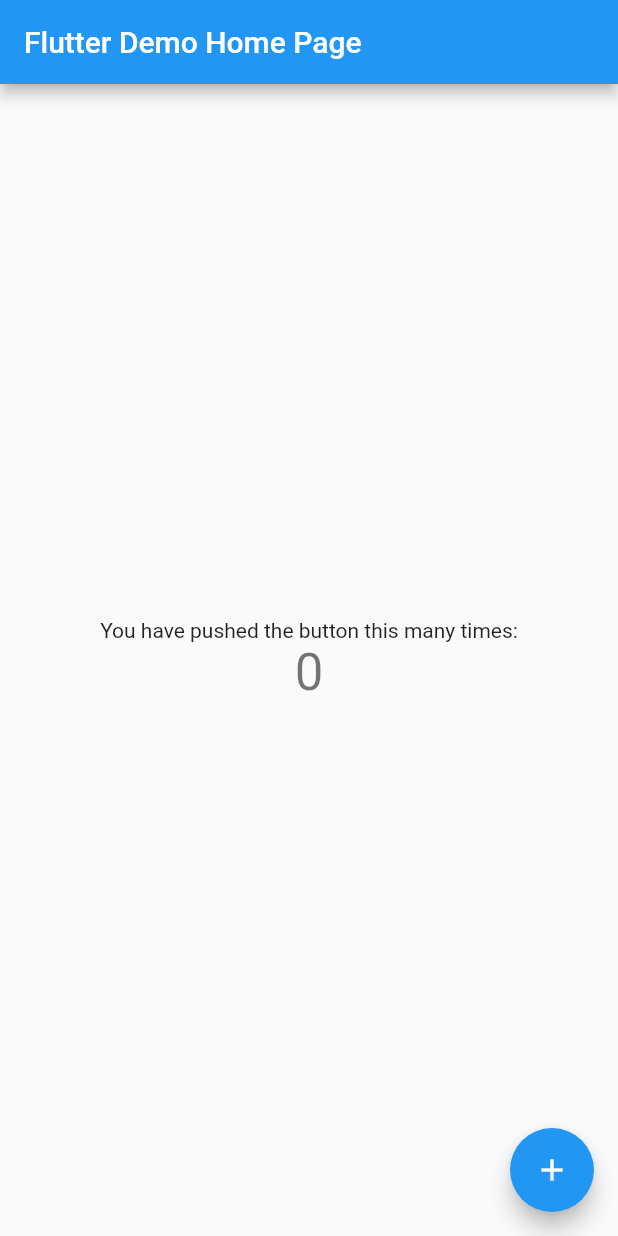
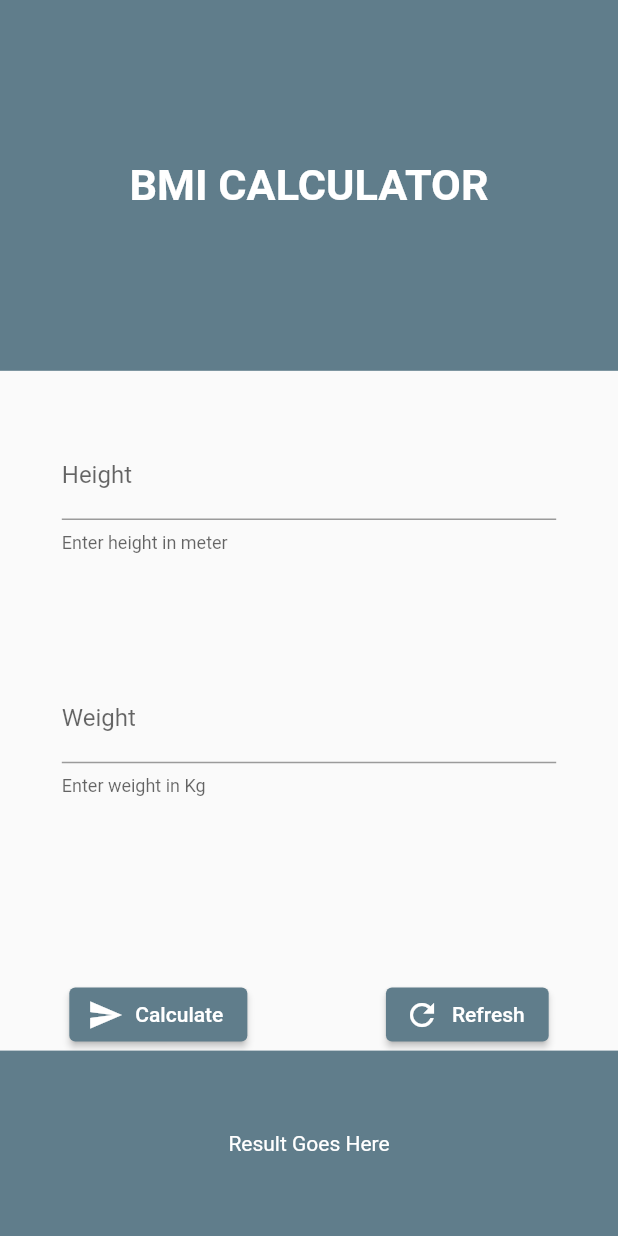
Before and after one commit to Oshin-chhetri/bmi-calculator, a Flutter app: the screen it shows after launch, on a phone screen of 412 x 824 dp. Run offline on Flutter 3.47's test engine with Material 2 defaults, Android fonts, the phone set to English and light mode, and no system bars.

Commit message:
ui part complete

```diff
--- /dev/null
+++ b/lib/BmiCalculator.dart
@@ -0,0 +1,95 @@
+import 'package:flutter/material.dart';
+import 'package:flutter/src/widgets/container.dart';
+import 'package:flutter/src/widgets/framework.dart';
+
+class BmiCalculator extends StatefulWidget {
+  const BmiCalculator({super.key});
+
+  @override
+  State<BmiCalculator> createState() => _BmiCalculatorState();
+}
+
+class _BmiCalculatorState extends State<BmiCalculator> {
+  TextEditingController heightcontroller = TextEditingController();
+  TextEditingController weightcontroller = TextEditingController();
+  bool iscalculated = false;
+  double bmi = 0.00;
+  String bmiReport = "";
+  @override
+  Widget build(BuildContext context) {
+    double deviceHeight = MediaQuery.of(context).size.height;
+    double deviceWidth = MediaQuery.of(context).size.width;
+    return Scaffold(
+      body: SingleChildScrollView(
+        child: Container(
+            height: deviceHeight,
+            child: Column(
+              children: [
+                Container(
+                  alignment: Alignment.center,
+                  width: deviceWidth,
+                  height: deviceHeight * 0.3,
+                  color: Colors.blueGrey,
+                  child: Text(
+                    "BMI Calculator".toUpperCase(),
+                    style: TextStyle(
+                        color: Colors.white,
+                        fontSize: deviceWidth * 0.07,
+                        fontWeight: FontWeight.bold),
+                  ),
+                ),
+                Expanded(
+                    child: Container(
+                        padding:
+                            EdgeInsets.symmetric(horizontal: deviceWidth * 0.1),
+                        child: Column(
+                          mainAxisAlignment: MainAxisAlignment.spaceAround,
+                          children: [
+                            TextFormField(
+                              controller: heightcontroller,
+                              keyboardType: TextInputType.number,
+                              decoration: InputDecoration(
+                                  labelText: "Height",
+                                  helperText: "Enter height in meter"),
+                            ),
+                            TextFormField(
+                              controller: weightcontroller,
+                              keyboardType: TextInputType.number,
+                              decoration: InputDecoration(
+                                  labelText: "Weight",
+                                  helperText: "Enter weight in Kg"),
+                            ),
+                            Row()
+                          ],
+                        ))),
+                // SizedBox(
+                //   height: 10,
+                // ),
+                Row(
+                    mainAxisAlignment: MainAxisAlignment.spaceAround,
+                    children: [
+                      ElevatedButton.icon(
+                          onPressed: () {},
+                          icon: Icon(Icons.send),
+                          label: Text("Calculate")),
+                      ElevatedButton.icon(
+                          onPressed: () {},
+                          icon: Icon(Icons.refresh),
+                          label: Text("Refresh")),
+                    ]),
+                Container(
+                  alignment: Alignment.center,
+                  width: deviceWidth,
+                  height: deviceHeight * 0.15,
+                  color: Colors.blueGrey,
+                  child: Text(
+                    iscalculated ? bmiReport : "Result Goes Here",
+                    style: TextStyle(color: Colors.white),
+                  ),
+                )
+              ],
+            )),
+      ),
+    );
+  }
+}
--- a/lib/main.dart
+++ b/lib/main.dart
@@ -1,3 +1,4 @@
+import 'package:bmi_calculator/BmiCalculator.dart';
 import 'package:flutter/material.dart';
 
 void main() {
@@ -7,25 +8,14 @@ void main() {
 class MyApp extends StatelessWidget {
   const MyApp({super.key});
 
-  // This widget is the root of your application.
   @override
   Widget build(BuildContext context) {
     return MaterialApp(
-      title: 'Flutter Demo',
-      theme: ThemeData(
-        // This is the theme of your application.
-        //
-        // Try running your application with "flutter run". You'll see the
-        // application has a blue toolbar. Then, without quitting the app, try
-        // changing the primarySwatch below to Colors.green and then invoke
-        // "hot reload" (press "r" in the console where you ran "flutter run",
-        // or simply save your changes to "hot reload" in a Flutter IDE).
-        // Notice that the counter didn't reset back to zero; the application
-        // is not restarted.
-        primarySwatch: Colors.blue,
-      ),
-      home: const MyHomePage(title: 'Flutter Demo Home Page'),
-    );
+        title: 'Flutter Demo',
+        theme: ThemeData(
+          primarySwatch: Colors.blueGrey,
+        ),
+        home: const BmiCalculator());
   }
 }
 
@@ -63,6 +53,10 @@ class _MyHomePageState extends State<MyHomePage> {
 
   @override
   Widget build(BuildContext context) {
+    double deviceHeight = MediaQuery.of(context).size.height;
+    double deviceWidth = MediaQuery.of(context).size.width;
+    print(deviceHeight);
+    print(deviceWidth);
     // This method is rerun every time setState is called, for instance as done
     // by the _incrementCounter method above.
     //
```
